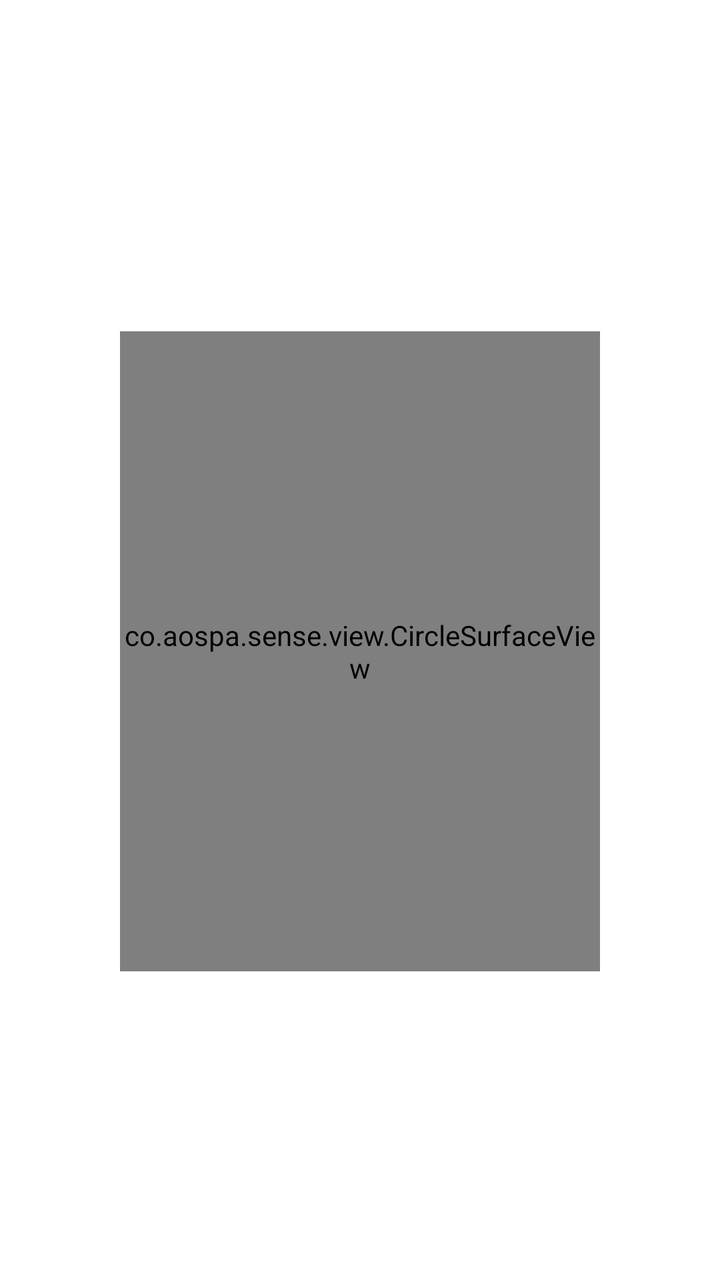
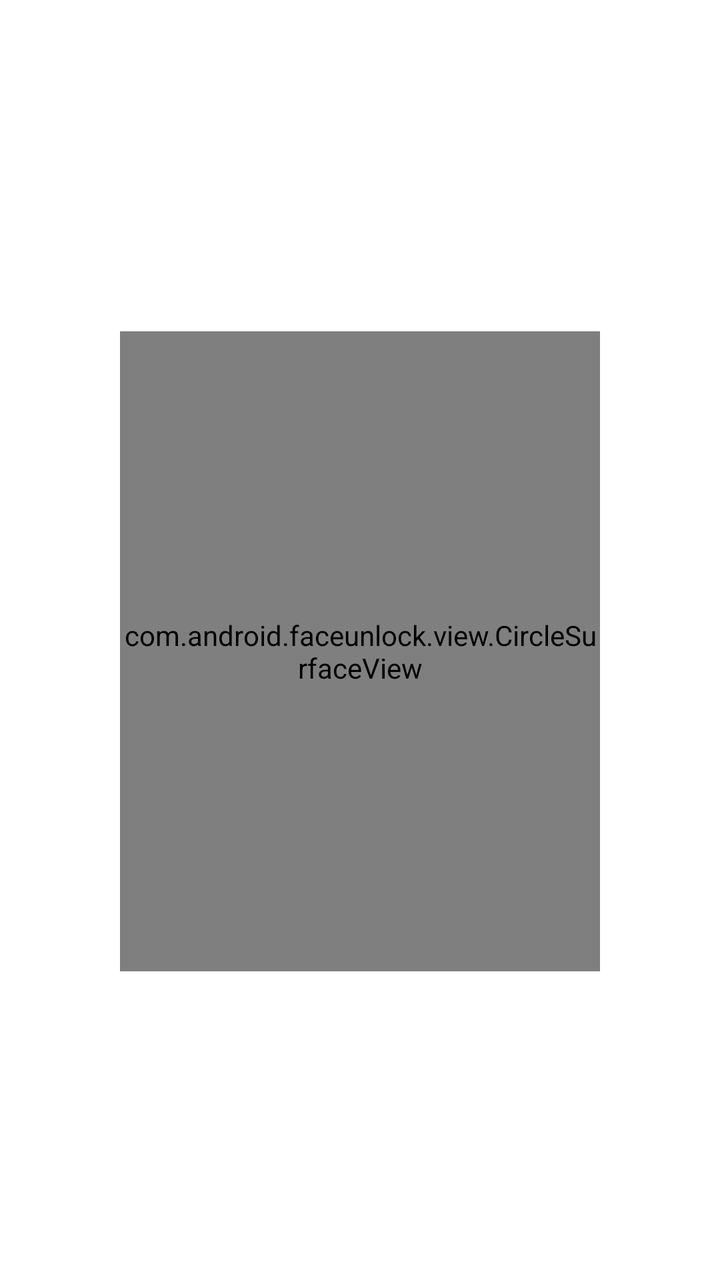

Before-and-after screenshots of an Android layout around one commit, followed by the original layout XML and the change that was made.
<!-- AndroidManifest.xml: fallback theme Theme.MaterialComponents.DayNight.NoActionBar -->
<!-- res/layout/face_enroll.xml -->
<?xml version="1.0" encoding="utf-8"?>
<LinearLayout
    xmlns:android="http://schemas.android.com/apk/res/android"
    android:id="@+id/face_enroll"
    android:orientation="vertical"
    android:layout_width="match_parent"
    android:layout_height="match_parent"
    android:padding="24dp">

    <TextView
        android:id="@+id/header_text"
        android:layout_width="match_parent"
        android:layout_height="wrap_content"
        android:textAppearance="@android:style/TextAppearance.Material.Headline"
        android:layout_marginBottom="8dp" />

    <TextView
        android:id="@+id/description_text"
        android:layout_width="match_parent"
        android:layout_height="wrap_content"
        android:textAppearance="@android:style/TextAppearance.Material.Body1"
        android:layout_marginBottom="16dp" />

    <LinearLayout
        android:gravity="center"
        android:orientation="vertical"
        android:clipChildren="false"
        android:clipToPadding="false"
        android:layout_width="match_parent"
        android:layout_height="0dp"
        android:layout_weight="1">

        <LinearLayout
            android:layout_width="wrap_content"
            android:layout_height="wrap_content"
            android:orientation="vertical">

            <LinearLayout
                android:id="@+id/surface_view"
                android:layout_width="match_parent"
                android:layout_height="wrap_content"
                android:gravity="center_horizontal">

                <co.aospa.sense.view.CircleSurfaceView
                    android:id="@+id/camera_surface"
                    android:layout_width="240.0dip"
                    android:layout_height="320.0dip"
                    android:background="#00000000" />
            </LinearLayout>

            <FrameLayout
                android:layout_width="match_parent"
                android:layout_height="wrap_content">
                <TextView
                    android:ellipsize="end"
                    android:gravity="center"
                    android:layout_gravity="center_horizontal"
                    android:id="@+id/face_vendor_message"
                    android:layout_width="wrap_content"
                    android:layout_height="wrap_content"
                    android:layout_marginTop="12dp"
                    android:lines="3"
                    android:accessibilityLiveRegion="polite"
                    style="@style/TextAppearance.FaceErrorText"/>
            </FrameLayout>
        </LinearLayout>
    </LinearLayout>
</LinearLayout>
<!-- resources referenced by this layout -->
<resources>
  <style name="TextAppearance.FaceErrorText" parent="@android:style/TextAppearance.Material.Body1">
          <item name="android:textColor">?android:attr/colorError</item>
      </style>
</resources>

<!-- the commit's change to res/layout/face_enroll.xml (unified diff, before → after) -->
@@ -41,7 +41,7 @@
                 android:layout_height="wrap_content"
                 android:gravity="center_horizontal">
 
-                <co.aospa.sense.view.CircleSurfaceView
+                <com.android.faceunlock.view.CircleSurfaceView
                     android:id="@+id/camera_surface"
                     android:layout_width="240.0dip"
                     android:layout_height="320.0dip"
